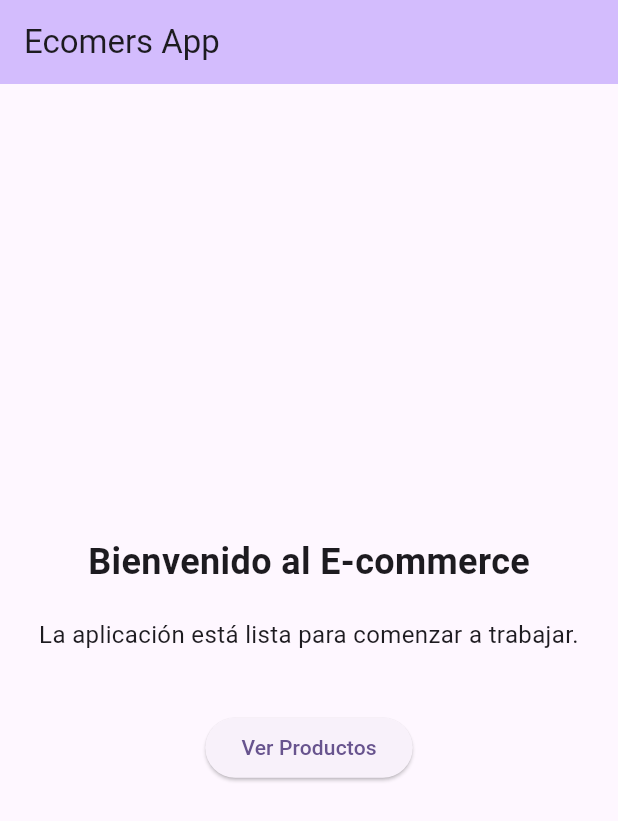
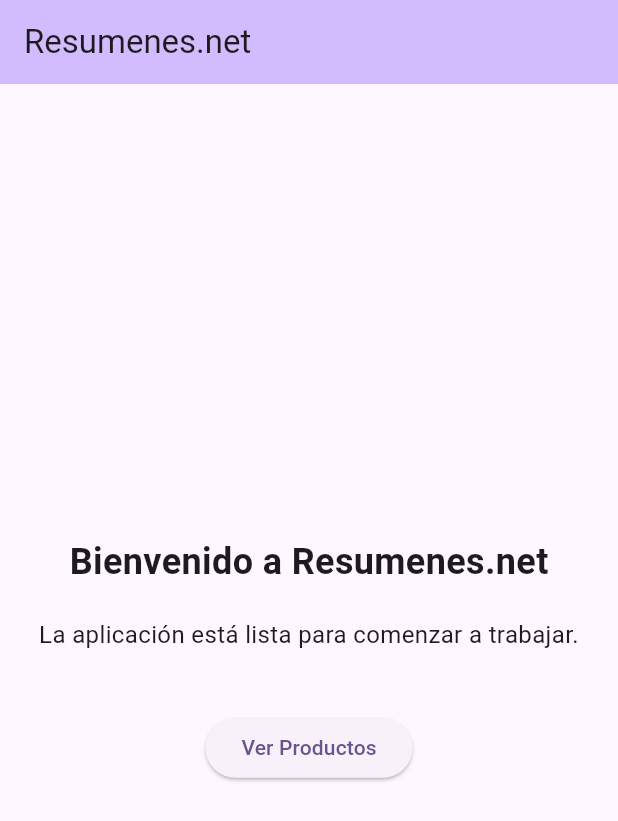
Before and after one commit to LeandroBoxler/Resumen.net, a Flutter app: the screen it shows after launch, on a phone screen of 412 x 824 dp. Shown: the top 821 px of the screen. Run offline on Flutter 3.47's test engine with Material 3 defaults, Android fonts, the phone set to English and light mode, and no system bars; our stand-ins replace dio.

Commit message:
refactor: rebrand de Ecomers a Resumenes.net
🔄 Cambios de marca:

- Actualizados todos los nombres del proyecto
- "Ecomers" → "Resumenes.net"
- "E-commerce" → "Plataforma de Resúmenes de Estudio"

📝 Archivos modificados:
- README.md principal y de cada carpeta (Web, App)
- package.json y package-lock.json
- Web/index.html (título de la página)
- App: pubspec.yaml, main.dart, home_screen.dart
- Api: appsettings.json (nombre de BD: ecomers_db → resumenes_db)

✨ La plataforma ahora refleja su propósito educativo

```diff
--- a/Api/appsettings.json
+++ b/Api/appsettings.json
@@ -7,6 +7,6 @@
   },
   "AllowedHosts": "*",
   "ConnectionStrings": {
-    "DefaultConnection": "Host=localhost;Database=ecomers_db;Username=postgres;Password=postgres"
+    "DefaultConnection": "Host=localhost;Database=resumenes_db;Username=postgres;Password=postgres"
   }
 }
--- a/App/lib/main.dart
+++ b/App/lib/main.dart
@@ -11,7 +11,7 @@ class MyApp extends StatelessWidget {
   @override
   Widget build(BuildContext context) {
     return MaterialApp(
-      title: 'Ecomers',
+      title: 'Resumenes.net',
       debugShowCheckedModeBanner: false,
       theme: ThemeData(
         colorScheme: ColorScheme.fromSeed(seedColor: Colors.deepPurple),
--- a/App/lib/screens/home_screen.dart
+++ b/App/lib/screens/home_screen.dart
@@ -8,14 +8,14 @@ class HomeScreen extends StatelessWidget {
     return Scaffold(
       appBar: AppBar(
         backgroundColor: Theme.of(context).colorScheme.inversePrimary,
-        title: const Text('Ecomers App'),
+        title: const Text('Resumenes.net'),
       ),
       body: Center(
         child: Column(
           mainAxisAlignment: MainAxisAlignment.center,
           children: <Widget>[
             const Text(
-              'Bienvenido al E-commerce',
+              'Bienvenido a Resumenes.net',
               style: TextStyle(fontSize: 24, fontWeight: FontWeight.bold),
             ),
             const SizedBox(height: 20),
--- a/App/pubspec.yaml
+++ b/App/pubspec.yaml
@@ -1,5 +1,5 @@
-name: ecomers_app
-description: Aplicación móvil de e-commerce
+name: resumenes_app
+description: Aplicación móvil de resúmenes de estudio
 publish_to: 'none'
 
 version: 1.0.0+1
```
Also changed, not shown: 6 other files.
